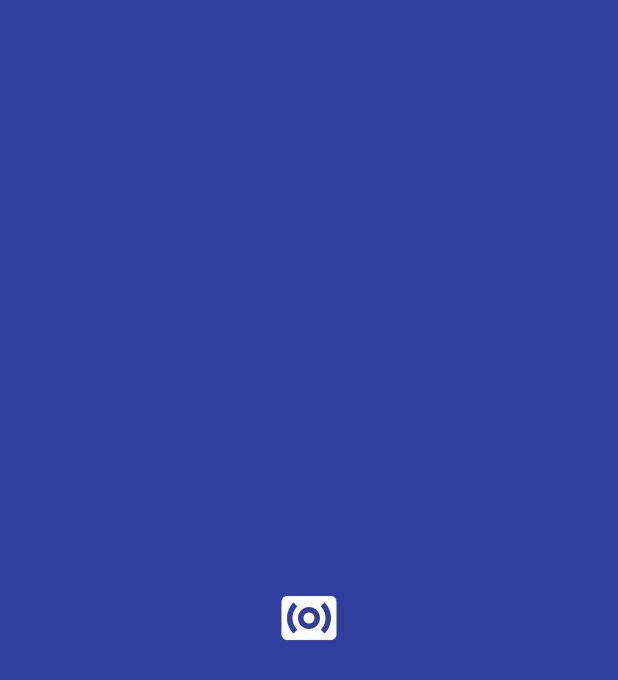
After one commit to Namhto/android-sound-box-maker, an Android app: the SplashScreenActivity screen opened directly, with no data from a screen before it, on a phone screen of 412 x 824 dp. The commit adds this screen. Shown: the top 680 px of the screen. Run offline under Robolectric (Android 15) with nearby library versions, the phone set to English and light mode, and no system bars; 2 statements that could not run were skipped.

Commit message:
[SplashScreen] Add basic splashscreen

```diff
--- /dev/null
+++ b/app/src/main/java/com/maxtho/soundboxmaker/splashscreen/SplashScreenActivity.java
@@ -0,0 +1,30 @@
+package com.maxtho.soundboxmaker.splashscreen;
+
+import android.content.Intent;
+import android.os.Bundle;
+import android.os.Handler;
+import android.support.v7.app.AppCompatActivity;
+
+import com.maxtho.soundboxmaker.Injector;
+import com.maxtho.soundboxmaker.homepage.HomePageActivity;
+
+public class SplashScreenActivity extends AppCompatActivity {
+
+    @Override
+    protected void onCreate(Bundle savedInstanceState) {
+        super.onCreate(savedInstanceState);
+
+        Injector.getInstance().getAppComponent().inject(this);
+
+        //TODO Remove Handler for prod app
+        Handler handler = new Handler();
+        handler.postDelayed(new Runnable() {
+            public void run() {
+                startActivity(new Intent(SplashScreenActivity.this, HomePageActivity.class));
+                finish();
+            }
+        }, 1000);
+
+
+    }
+}
--- /dev/null
+++ b/app/src/main/res/drawable/splash_background.xml
@@ -0,0 +1,9 @@
+<?xml version="1.0" encoding="utf-8"?>
+<layer-list xmlns:android="http://schemas.android.com/apk/res/android">
+    <item android:drawable="@color/colorPrimary" />
+    <item>
+        <bitmap
+            android:gravity="center"
+            android:src="@mipmap/ic_surround" />
+    </item>
+</layer-list>
--- a/app/src/main/res/values/styles.xml
+++ b/app/src/main/res/values/styles.xml
@@ -8,4 +8,8 @@
         <item name="colorAccent">@color/colorAccent</item>
     </style>
 
+    <style name="SplashTheme" parent="Theme.AppCompat.NoActionBar">
+        <item name="android:windowBackground">@drawable/splash_background</item>
+    </style>
+
 </resources>
```
Also changed, not shown: app/src/main/AndroidManifest.xml (+5 -2 lines), app/src/main/res/drawable/ic_launcher_background.xml (+4 -3 lines), app/src/main/res/layout/activity_splash_screen.xml (added, +8 -0 lines), app/src/main/res/mipmap-hdpi/ic_surround.png (added).
